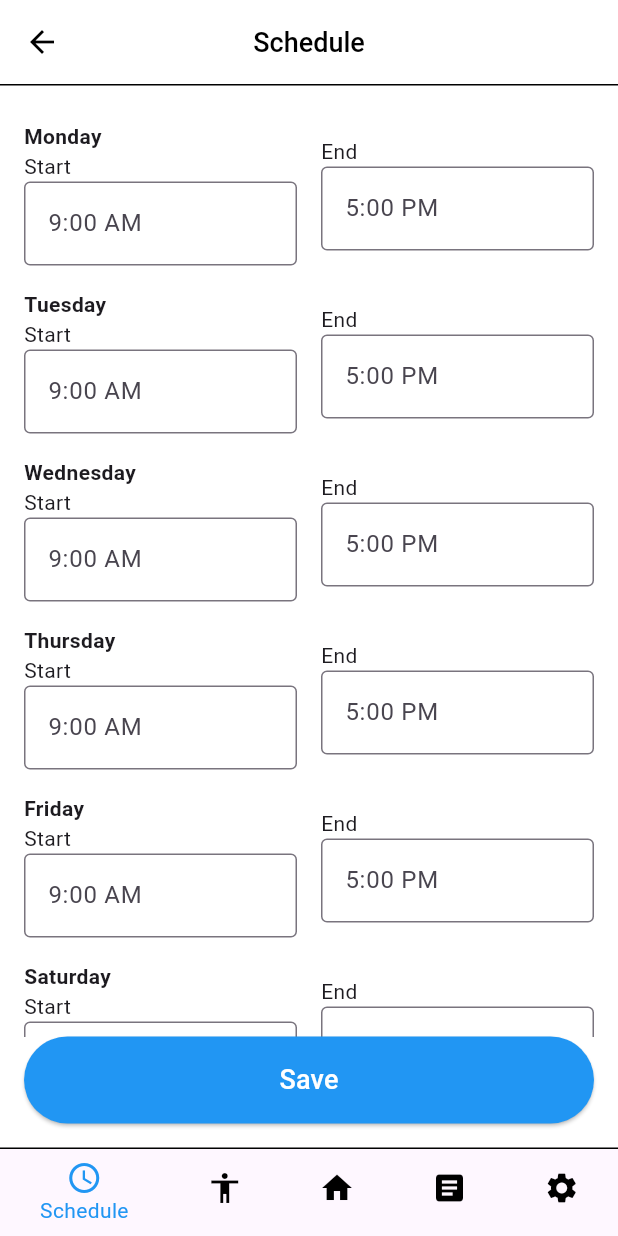
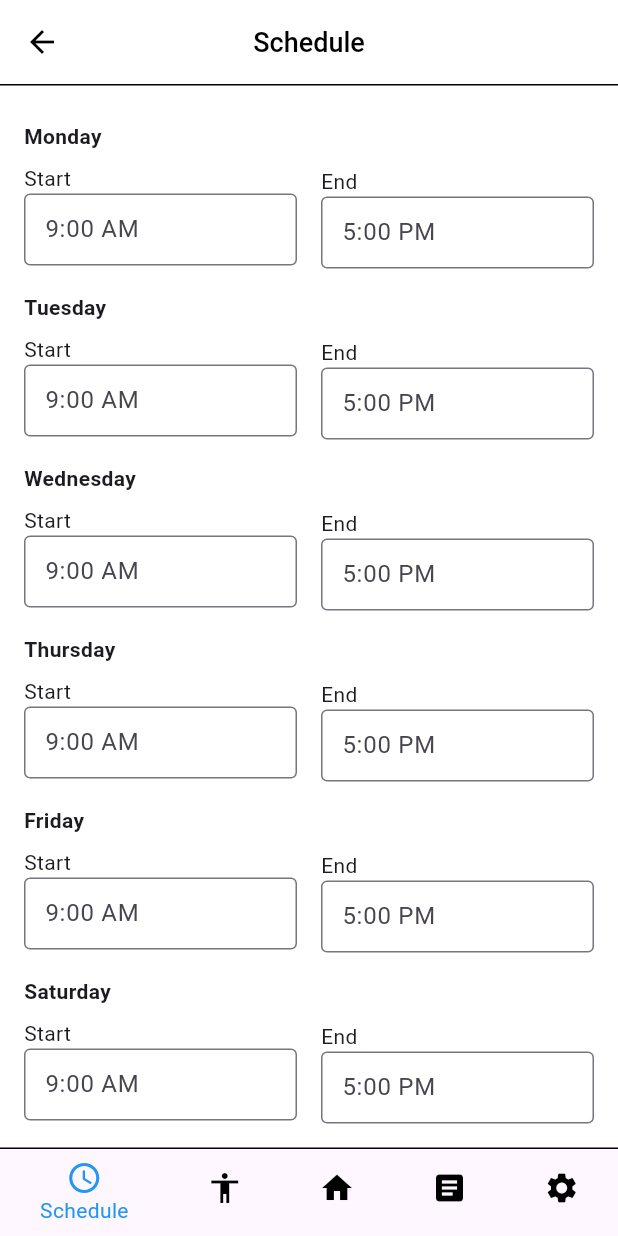
Before and after one commit to chesterrosario-koi/breaktime, a Flutter app: the ScheduleScreen screen opened by its route, on a phone screen of 412 x 824 dp. Run offline on Flutter 3.47's test engine with Material 3 defaults, Android fonts, the phone set to English and light mode, and no system bars.

Commit message:
Update schedule

```diff
--- a/lib/screens/schedule_screen.dart
+++ b/lib/screens/schedule_screen.dart
@@ -76,15 +76,12 @@ class _ScheduleScreenState extends State<ScheduleScreen> {
       ),
       body: Padding(
         padding: const EdgeInsets.all(16.0),
-        child: Column(
-          crossAxisAlignment: CrossAxisAlignment.stretch,
-          children: [
-            Expanded(
         child: ListView(
           children: _startTimes.keys.map((day) {
             return Padding(
               padding: const EdgeInsets.symmetric(vertical: 8.0),
               child: Row(
+                crossAxisAlignment: CrossAxisAlignment.start,
                 children: [
                   Expanded(
                     child: Column(
@@ -96,12 +93,15 @@ class _ScheduleScreenState extends State<ScheduleScreen> {
                             fontWeight: FontWeight.bold,
                           ),
                         ),
+                        const SizedBox(height: 8),
                         const Text('Start'),
                         GestureDetector(
                           onTap: () => _selectTime(context, day, true),
                           child: AbsorbPointer(
                             child: TextFormField(
                               decoration: InputDecoration(
+                                contentPadding: const EdgeInsets.symmetric(
+                                    vertical: 10, horizontal: 10),
                                 border: const OutlineInputBorder(),
                                 hintText: _formatTimeOfDay(_startTimes[day]!),
                               ),
@@ -116,12 +116,15 @@ class _ScheduleScreenState extends State<ScheduleScreen> {
                     child: Column(
                       crossAxisAlignment: CrossAxisAlignment.start,
                       children: [
+                        const SizedBox(height: 30),
                         const Text('End'),
                         GestureDetector(
                           onTap: () => _selectTime(context, day, false),
                           child: AbsorbPointer(
                             child: TextFormField(
                               decoration: InputDecoration(
+                                contentPadding: const EdgeInsets.symmetric(
+                                    vertical: 10, horizontal: 10),
                                 border: const OutlineInputBorder(),
                                 hintText: _formatTimeOfDay(_endTimes[day]!),
                               ),
@@ -134,10 +137,11 @@ class _ScheduleScreenState extends State<ScheduleScreen> {
                 ],
               ),
             );
-                }).toList(),
-              ),
-            ),
-            ElevatedButton(
+          }).toList()
+            ..add(
+              Padding(
+                padding: const EdgeInsets.only(top: 10.0),
+                child: ElevatedButton(
                   onPressed: () {
                     // Handle save action
                   },
@@ -148,7 +152,8 @@ class _ScheduleScreenState extends State<ScheduleScreen> {
                   ),
                   child: const Text('Save', style: TextStyle(fontSize: 18)),
                 ),
-          ],
+              ),
+            ),
         ),
       ),
       bottomNavigationBar: CustomBottomNavBar(
```
Lines whose indentation alone changed are shown as unchanged.
